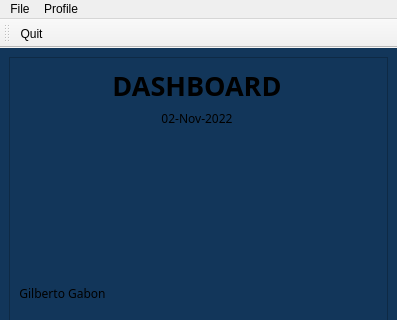
First picture: the form in MyCovidRecord/dashboard.ui, repository gagabon501/cs106-2, before the edit; both pictures show x 0 to 397 and y 0 to 320 of the 397 by 851 pixel window.
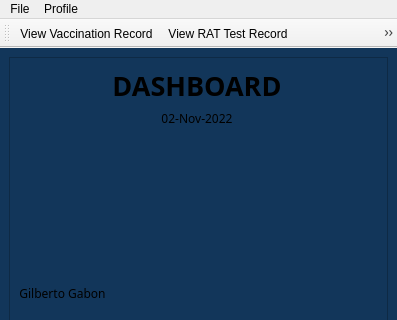
Second picture: the form after the edit. Icons and pictures are not drawn.

```diff
--- a/MyCovidRecord/dashboard.ui
+++ b/MyCovidRecord/dashboard.ui
@@ -414,6 +414,11 @@
    <attribute name="toolBarBreak">
     <bool>false</bool>
    </attribute>
+   <addaction name="actionViewVaccinationRecord"/>
+   <addaction name="actionView_RAT_Test_Record"/>
+   <addaction name="actionUpload_RAT_Test"/>
+   <addaction name="actionDownload_COVID_19_Certificate"/>
+   <addaction name="actionReport_Issues"/>
    <addaction name="actionQuit"/>
   </widget>
   <action name="actionViewVaccinationRecord">
```
Left out of the diff: 38 changed lines with no effect on the pictures.
